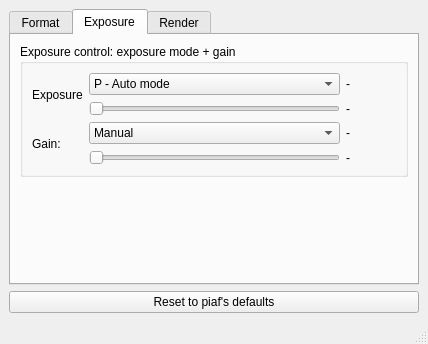
This is main/tools/ui/vidacqsettingswindow.ui in cseyve/piaf as Qt 5 draws it before an edit. The edited form follows.
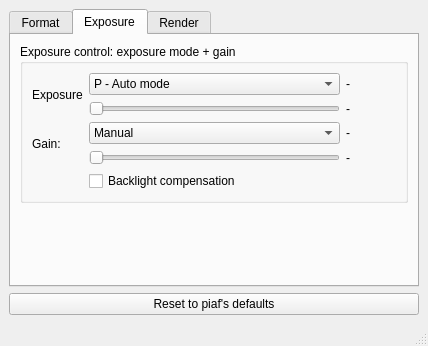
This is the edited form. The open tabs and pages were chosen to show the change. Icons and pictures are not drawn.

Commit message: V4L2 settings : added backlight control Workflow : added "workflow" GUI for managing collections, ... and fasten use of Piaf for algorithm testing

The edit to the form file:
```diff
--- a/main/tools/ui/vidacqsettingswindow.ui
+++ b/main/tools/ui/vidacqsettingswindow.ui
@@ -7,7 +7,7 @@
     <x>0</x>
     <y>0</y>
     <width>428</width>
-    <height>344</height>
+    <height>346</height>
    </rect>
   </property>
   <property name="windowTitle">
@@ -464,6 +464,13 @@
              </property>
             </widget>
            </item>
+           <item row="4" column="2">
+            <widget class="QCheckBox" name="backLightCheckBox">
+             <property name="text">
+              <string>Backlight compensation</string>
+             </property>
+            </widget>
+           </item>
           </layout>
          </widget>
         </item>
```
Left out of the diff: 2 changed lines with no effect on the pictures. The commit also changes 133 other files.
